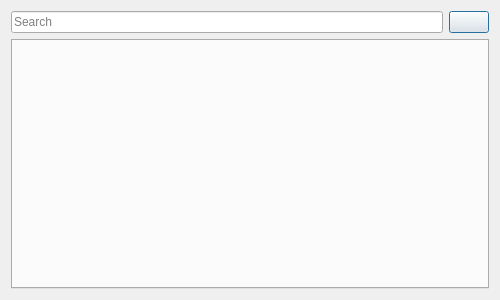
Above: emojikeyboard.ui from ashkitten/emojikeyboard before the change. Below: the same form after it.
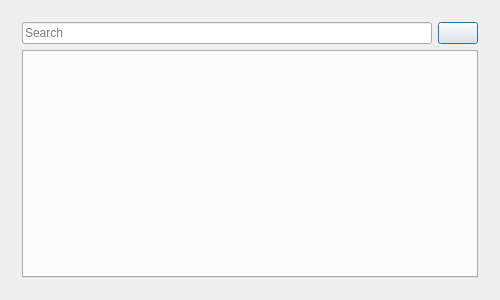
That is the form after the change. Icons and pictures are not drawn.

```diff
--- a/emojikeyboard.ui
+++ b/emojikeyboard.ui
@@ -14,7 +14,21 @@
    <string>EmojiKeyboard</string>
   </property>
   <layout class="QGridLayout" name="gridLayout">
-   <item row="1" column="1">
+   <item row="0" column="0">
+    <widget class="QStackedWidget" name="stackedWidget">
+     <property name="currentIndex">
+      <number>0</number>
+     </property>
+     <widget class="QWidget" name="mainPage">
+      <layout class="QGridLayout" name="gridLayout_2">
+       <item row="0" column="0">
+        <widget class="QLineEdit" name="searchBox">
+         <property name="placeholderText">
+          <string>Search</string>
+         </property>
+        </widget>
+       </item>
+       <item row="0" column="1">
     <widget class="QPushButton" name="settingsButton">
      <property name="text">
       <string/>
@@ -25,16 +39,14 @@
      </property>
     </widget>
    </item>
-   <item row="2" column="0" colspan="2">
+       <item row="1" column="0" colspan="2">
     <widget class="QStackedWidget" name="stack">
      <widget class="QTabWidget" name="tabs"/>
     </widget>
    </item>
-   <item row="1" column="0">
-    <widget class="QLineEdit" name="searchBox">
-     <property name="placeholderText">
-      <string>Search</string>
-     </property>
+      </layout>
+     </widget>
+     <widget class="QWidget" name="settingsPage"/>
     </widget>
    </item>
   </layout>
```
Lines whose indentation alone changed are shown as unchanged.
